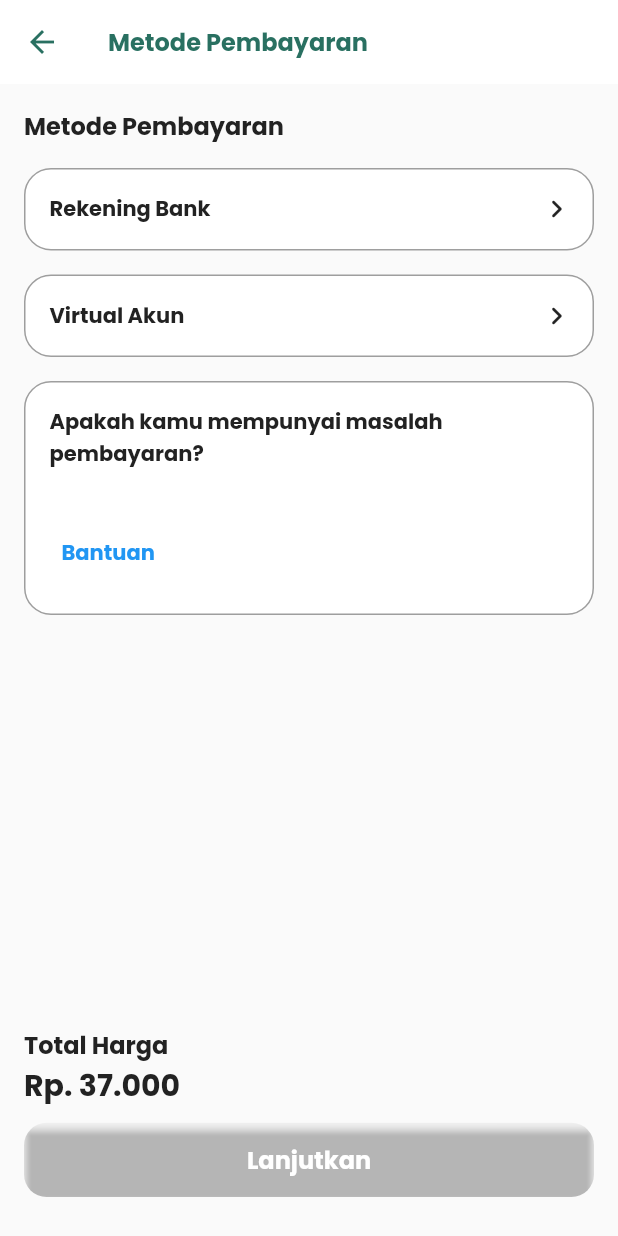
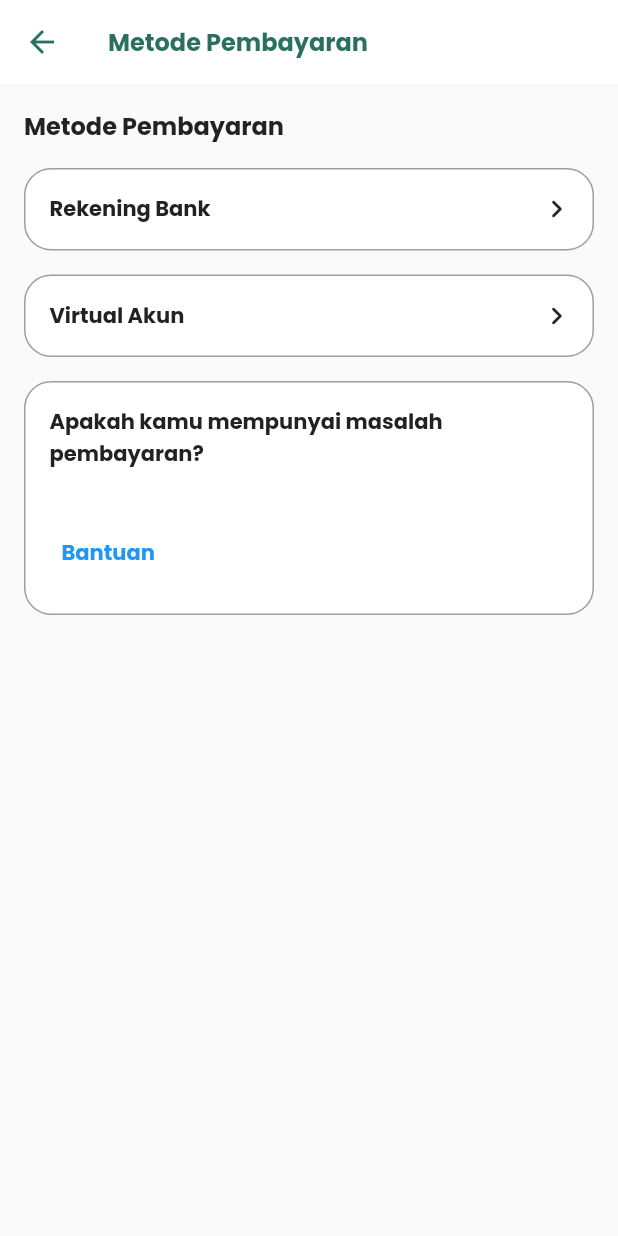
Before and after one commit to Team-20-Alterra/Mobile-Geinterra-Apps, a Flutter app: the screen it shows after launch, on a phone screen of 412 x 824 dp. Run offline on Flutter 3.47's test engine with Material 2 defaults, Android fonts, the phone set to English and light mode, and no system bars; our stand-ins replace email_validator, flutter_svg, google_fonts, hexcolor, shared_preferences; missing offline and left inert: wc_form_validators.

Commit message:
Perbaikan UI metode pembayaran

```diff
--- a/lib/ui/pembayaran/metode/metode_pembayaran.dart
+++ b/lib/ui/pembayaran/metode/metode_pembayaran.dart
@@ -159,31 +159,6 @@ class _MetodePembayaranState extends State<MetodePembayaran> {
                 ],
               ),
             ),
-            Spacer(),
-            Text(
-              'Total Harga',
-              style: regular16pt.copyWith(color: textBlack),
-            ),
-            Text(
-              'Rp. 37.000',
-              style: heading10.copyWith(color: textBlack),
-            ),
-            Container(
-              margin: EdgeInsets.symmetric(vertical: 10),
-              width: double.infinity,
-              height: size.height * 0.06,
-              child: ClipRRect(
-                borderRadius: BorderRadius.circular(15),
-                child: ElevatedButton(
-                  onPressed: () {},
-                  style: ElevatedButton.styleFrom(backgroundColor: button),
-                  child: Text(
-                    'Lanjutkan',
-                    style: semibold16pt.copyWith(color: textWhite),
-                  ),
-                ),
-              ),
-            ),
           ],
         ),
       ),
```
